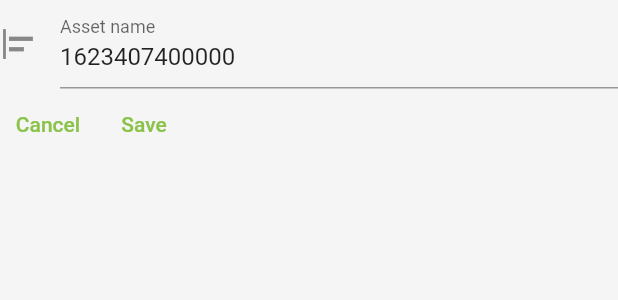
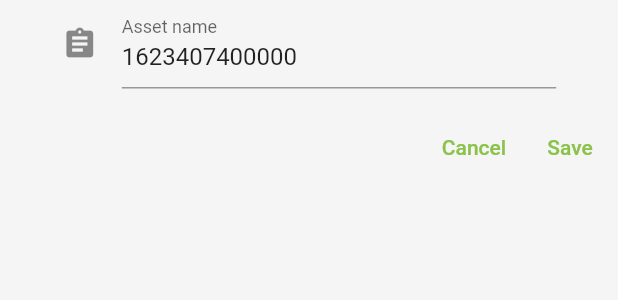
Before and after one commit to laera-io/laera, a Flutter app: the _DumpAlertForm widget shown alone on an empty page, opened directly, on a phone screen of 412 x 824 dp. Shown: the top 300 px of the screen. Run offline on Flutter 3.47's test engine with Material 2 defaults, Android fonts, the phone set to English and light mode, and no system bars; our stand-ins replace hive, hive_flutter; accounts and stored records are empty.

Commit message:
#93 prettify dump alert

```diff
--- a/lib/pages/assets/flow.dart
+++ b/lib/pages/assets/flow.dart
@@ -87,6 +87,9 @@ class DumpAlert extends StatelessWidget {
 class _DumpAlertForm extends StatelessWidget {
   _DumpAlertForm({Key? key}) : super(key: key);
 
+  static const __textFormWidthFactor = 0.8;
+  static const _buttonsIndent = 15.0;
+
   final _formKey = GlobalKey<FormState>();
 
   @override
@@ -100,15 +103,20 @@ class _DumpAlertForm extends StatelessWidget {
       key: _formKey,
       child: Column(
         children: [
-          TextFormField(
-            controller: assetNameText,
-            decoration: const InputDecoration(
-              labelText: 'Asset name',
-              icon: Icon(Icons.align_horizontal_left),
+          FractionallySizedBox(
+            widthFactor: __textFormWidthFactor,
+            child: TextFormField(
+              controller: assetNameText,
+              decoration: const InputDecoration(
+                labelText: 'Asset name',
+                icon: Icon(Icons.assignment),
+              ),
+              validator: _validateInput,
             ),
-            validator: _validateInput,
           ),
+          Container(height: _buttonsIndent),
           Row(
+            mainAxisAlignment: MainAxisAlignment.end,
             children: [
               TextButton(
                 onPressed: () => Navigator.of(context).pop(null),
@@ -117,6 +125,7 @@ class _DumpAlertForm extends StatelessWidget {
               TextButton(
                 onPressed: () {
                   if (_formKey.currentState?.validate() != true) return;
+                  // TODO: Check asset name existing.
                   Navigator.of(context).pop(assetNameText.text);
                 },
                 child: const Text('Save'),
```
